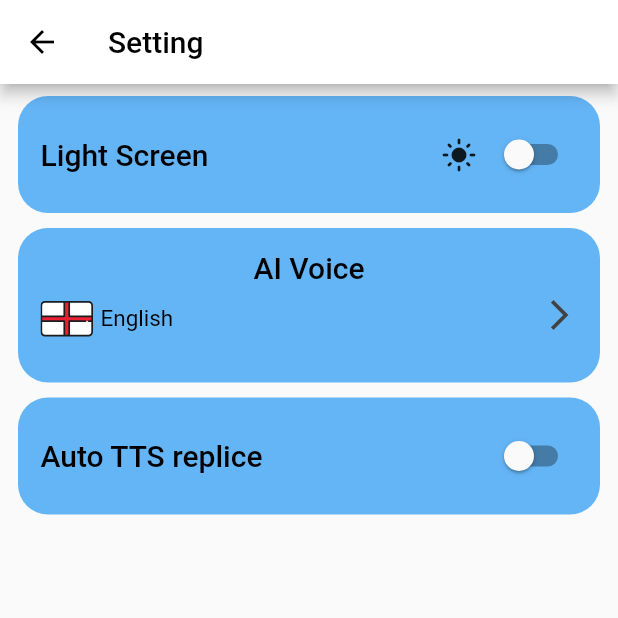
After one commit to 19127437/chatGPT, a Flutter app: the screen it shows after launch, after a tap on the "settings" icon, on a phone screen of 412 x 824 dp, the top half of it. The commit adds this screen. Run offline on Flutter 3.47's test engine with Material 2 defaults, Android fonts, the phone set to English and light mode, and no system bars; our stand-ins replace flutter_riverpod, flutter_svg, flutter_tts; missing offline and left inert: chat_gpt_sdk.

Commit message:
create UI setting and auto speech text in setting

```diff
--- a/lib/providers/ActiveTheme.dart
+++ b/lib/providers/ActiveTheme.dart
@@ -1,16 +1,8 @@
 import 'package:flutter_riverpod/flutter_riverpod.dart';
 
-final activeTheme = StateProvider((ref) => Themes.dark);
+final activeTheme = StateProvider((ref) => Themes.light);
 
 enum Themes {
   dark,
   light
 }
-
-
-final activeSpeech = StateProvider((ref) => Speech.pause);
-
-enum Speech{
-  play,
-  pause
-}
--- /dev/null
+++ b/lib/providers/TextToSpeech.dart
@@ -0,0 +1,4 @@
+
+String setLanguage = "en-US";
+
+bool autoSpeech = false;
--- /dev/null
+++ b/lib/view/Setting.dart
@@ -0,0 +1,226 @@
+import 'dart:convert';
+
+import 'package:chatgpt/providers/ChatProvider.dart';
+import 'package:chatgpt/widgets/ChatItem.dart';
+import 'package:chatgpt/widgets/MyAppBar.dart';
+import 'package:chatgpt/widgets/TextAndVoiceField.dart';
+import 'package:flutter/material.dart';
+import 'package:flutter_riverpod/flutter_riverpod.dart';
+import 'package:chatgpt/widgets/ThemeSwitch.dart';
+import 'package:chatgpt/providers/ActiveTheme.dart';
+import 'package:flutter_svg/svg.dart';
+import 'package:flutter_riverpod/flutter_riverpod.dart';
+import 'package:chatgpt/providers/TextToSpeech.dart';
+
+class Setting extends StatefulWidget {
+  const Setting({super.key});
+
+  @override
+  State<Setting> createState() => _SettingState();
+}
+const textToSpeech = [
+  '{"name": "English","id":"en-US"}','{"name": "Vietnamese","id":"vi-VN"}'
+];
+
+class _SettingState extends State<Setting> {
+
+  bool _isExpanded = false;
+  bool _isEnabled = false;
+  bool check = true;
+
+  @override
+  Widget build(BuildContext context) {
+    return Scaffold(
+        appBar: AppBar(
+          title: Text(
+            'Setting',
+            style: TextStyle(
+              color: Theme.of(context).colorScheme.onPrimary,
+            ),
+          ),
+        ),
+        body: Container(
+          margin: const EdgeInsets.symmetric(vertical: 8, horizontal: 12),
+          child: Column(
+            children: [
+              Container(
+                padding: const EdgeInsets.all(15),
+                constraints: BoxConstraints( maxWidth: MediaQuery.of(context).size.width),
+                decoration: BoxDecoration(
+                  color: Colors.blue.shade300,
+                  borderRadius: BorderRadius.circular(20)
+                ),
+                child:Row(
+                  children: [
+                    Text(
+                      'Light Screen',
+                      style: TextStyle(
+                        color: Colors.black, fontSize: 20, fontWeight: FontWeight.w500
+                      ),
+                    ),
+                    Expanded(
+                        child: Row(
+                          mainAxisAlignment: MainAxisAlignment.end,
+                          children: [
+                            Consumer(
+                                builder: (context, ref , child) => Icon(ref.watch(activeTheme) == Themes.dark ? Icons.dark_mode : Icons.light_mode)
+                            ),
+                            SizedBox(width: 8,),
+                            ThemeSwitch(),
+                          ],
+                        )
+                    ),
+                  ],
+                )
+              ),
+              SizedBox(height: 10,),
+              Container(
+                  padding: const EdgeInsets.all(15),
+                  constraints: BoxConstraints( maxWidth: MediaQuery.of(context).size.width),
+                  decoration: BoxDecoration(
+                      color: Colors.blue.shade300,
+                      borderRadius: BorderRadius.circular(20)
+                  ),
+                  child:Column(
+                    children: [
+                      const Text(
+                        'AI Voice',
+                        style: TextStyle(
+                            color: Colors.black, fontSize: 20, fontWeight: FontWeight.w500,
+                        ),
+                      ),
+                      Row(
+                        children: [
+                          Column(
+                            children: [
+                              SizedBox(height: 5,),
+                              Row(
+                                children: [
+                                  SvgPicture.asset(
+                                    setLanguage.toString() == "en-US"  ? "assets/icons/england.svg"
+                                        : "assets/icons/vietnam.svg",
+                                    width: 35,
+                                    height: 35,
+                                  ),
+                                  SizedBox(width: 5,),
+                                  Text(
+                                    setLanguage.toString() == "en-US" ?  'English' : 'Vietnamese',
+                                    style: const TextStyle(
+                                      color: Colors.black, fontSize: 15,
+                                    ),
+                                  ),
+                                ],
+                              ),
+                            ],
+                          ),
+                          Expanded(
+                            child: Row(
+                              mainAxisAlignment: MainAxisAlignment.end,
+                              children: [
+                                InkWell(
+                                    onTap: () {
+                                      setState(() {
+                                        _isExpanded = !_isExpanded;
+                                      });
+                                    },
+                                    child: Icon( Icons.arrow_forward_ios, color:Colors.grey.shade800,)
+                                ),
+                              ],
+                            )
+                          ),
+
+                          // SizedBox(width: MediaQuery.of(context).size.width * 0.6 ,),
+
+                        ],
+                      ),
+                      SizedBox(height: 10,),
+                      if (_isExpanded)
+                        Wrap(
+                            spacing: 6,
+                            runSpacing: 8,
+                            children: List<Widget>.generate(
+                              textToSpeech.length,
+                                  (index) =>Column(
+                                    children: [
+                                      SizedBox(height: 10,),
+                                      InkWell(
+                                          onTap: () {
+                                            setLanguage = jsonDecode(textToSpeech[index].toString())["id"];
+                                            setState(() {
+                                              _isExpanded = !_isExpanded;
+                                            });
+                                          },
+                                          child: Row(
+                                            children: [
+                                              SvgPicture.asset(
+                                                jsonDecode(textToSpeech[index].toString())["name"] == "English" ? "assets/icons/england.svg"
+                                                : "assets/icons/vietnam.svg",
+                                                width: 35,
+                                                height: 35,
+                                              ),
+                                              SizedBox(width: 10,),
+                                              Text( jsonDecode(textToSpeech[index].toString())["name"] ,  style: TextStyle(fontSize: 16,
+                                              ),),
+                                            ],
+                                          )
+                                      ),
+                                      SizedBox(height: 10,),
+                                      Container(
+                                        height: 1,
+                                        decoration: const BoxDecoration(
+                                          border: Border(
+                                            bottom: BorderSide(
+                                              color: Colors.black,
+                                              width: 1,
+                                            ),
+                                          ),
+                                        ),
+                                      )
+                                    ],
+                                  ),
+                            )
+                        ),
+                    ],
+                  ),
+              ),
+              SizedBox(height: 10,),
+              Container(
+                  padding: const EdgeInsets.all(15),
+                  constraints: BoxConstraints( maxWidth: MediaQuery.of(context).size.width),
+                  decoration: BoxDecoration(
+                      color: Colors.blue.shade300,
+                      borderRadius: BorderRadius.circular(20)
+                  ),
+                  child:Row(
+                    children: [
+                      const Text(
+                        'Auto TTS replice',
+                        style: TextStyle(
+                            color: Colors.black, fontSize: 20, fontWeight: FontWeight.w500
+                        ),
+                      ),
+                      Expanded(
+                          child: Row(
+                            mainAxisAlignment: MainAxisAlignment.end,
+                            children:  [
+                              Switch.adaptive(
+                                value: autoSpeech,
+                                onChanged: (value) {
+                                  setState(() {
+                                    autoSpeech = !autoSpeech;
+                                    print(autoSpeech);
+                                  });
+                                },
+                              ),
+                            ],
+                          )
+                      ),
+                    ],
+                  )
+              ),
+            ],
+          ),
+        )
+    );
+  }
+}
--- a/lib/widgets/ChatItem.dart
+++ b/lib/widgets/ChatItem.dart
@@ -4,6 +4,8 @@ import 'package:flutter_svg/svg.dart';
 import 'package:flutter_riverpod/flutter_riverpod.dart';
 import 'package:chatgpt/providers/ActiveTheme.dart';
 import 'package:flutter_tts/flutter_tts.dart';
+
+import '../providers/TextToSpeech.dart';
 
 class ChatItem extends StatefulWidget {
   final String text;
@@ -33,18 +35,14 @@ class _ChatItemState extends State<ChatItem> {
   @override
   void initState() {
     super.initState();
-    flutterTts.setLanguage("en-US");
     flutterTts.setSpeechRate(pitch);
     flutterTts.setVolume(volume);
+    if(!widget.isMe && autoSpeech) {
+      _speak(widget.text);
+    }
   }
-  void setInputMode(){
-    setState(() {
-      speech = !speech;
-    });
-  }
-
   Future<void> _speak(String text) async {
-    await flutterTts.setLanguage("en-US");
+    await flutterTts.setLanguage(setLanguage);
     setState(() {
       speech = !speech;
     });
@@ -54,6 +52,12 @@ class _ChatItemState extends State<ChatItem> {
       speech = !speech;
     });
   }
+  void setInputMode(){
+    setState(() {
+      speech = !speech;
+    });
+  }
+
 
   Future<void> _stop() async {
     setState(() {
@@ -70,7 +74,7 @@ class _ChatItemState extends State<ChatItem> {
   Widget build(BuildContext context) {
 
     return Container(
-      margin: EdgeInsets.symmetric(vertical: 8, horizontal: 12),
+      margin: const EdgeInsets.symmetric(vertical: 8, horizontal: 12),
       child: Row(
         mainAxisAlignment: widget.isMe ? MainAxisAlignment.end : MainAxisAlignment.start,
         children: [
@@ -80,7 +84,7 @@ class _ChatItemState extends State<ChatItem> {
             padding: const EdgeInsets.all(15),
             constraints: BoxConstraints( maxWidth: MediaQuery.of(context).size.width * 0.6),
             decoration: BoxDecoration(
-              color: widget.isMe? Theme.of(context).colorScheme.secondary : Colors.grey.shade800,
+              color: widget.isMe? Colors.lightBlue : Colors.grey.shade800,
               borderRadius: BorderRadius.only(
                 topLeft: const Radius.circular(15),
                 topRight: const Radius.circular(15),
@@ -102,11 +106,11 @@ class _ChatItemState extends State<ChatItem> {
               },
               style: ElevatedButton.styleFrom(
                 shape: CircleBorder(
-                  side: BorderSide(width: 2, color: Colors.red),
+                  side: BorderSide(width: 2, color: Colors.grey.shade800),
                 ),
                 padding: EdgeInsets.all(10.0),
               ),
-              child: speech? Icon( Icons.pause_circle, color: Colors.red,) :Icon( Icons.play_circle, color: Colors.red,)
+              child: speech? Icon( Icons.pause_circle, color: Colors.grey.shade800,) :Icon( Icons.play_circle, color:Colors.grey.shade800,)
           ),
           if(widget.isMe) SizedBox(width: 5),
           if(widget.isMe) IconChat(isMe: widget.isMe),
@@ -131,7 +135,7 @@ class IconChat extends StatelessWidget {
       width: 40,
       height: 40,
       decoration: BoxDecoration(
-        color: isMe? Theme.of(context).colorScheme.secondary : Colors.grey.shade800,
+        color: isMe? Colors.lightBlue : Colors.grey.shade800,
         borderRadius: BorderRadius.only(
           topLeft: const Radius.circular(10),
           topRight: const Radius.circular(10),
@@ -140,12 +144,19 @@ class IconChat extends StatelessWidget {
         )
       ),
       // child: Icon(isMe? Icons.person: Icons.computer, color: Theme.of(context).colorScheme.onSecondary,),
-      child: isMe?  Icon( Icons.person, color: Theme.of(context).colorScheme.onSecondary,)  : SvgPicture.asset(
-        'assets/images/my_icon.svg',
-        width: 24,
-        height: 24,
-          color: Theme.of(context).colorScheme.onSecondary
-      )
+      child: isMe?  Icon( Icons.person, color: Theme.of(context).colorScheme.onSecondary,)  :
+      // Icon( Icons.computer, color: Theme.of(context).colorScheme.onSecondary,)
+      SvgPicture.asset(
+        "assets/icons/chatgpt.svg",
+        width: 35,
+        height: 35,
+      ),
+
+      // SvgPicture.asset(
+      //   'assets/images/chatgpt-icon.svg',
+      //   width: 24,
+      //   height: 24,
+      // )
     );
   }
 }
--- a/lib/widgets/MyAppBar.dart
+++ b/lib/widgets/MyAppBar.dart
@@ -1,7 +1,7 @@
 import 'package:chatgpt/providers/ActiveTheme.dart';
+import 'package:chatgpt/view/Setting.dart';
 import 'package:chatgpt/widgets/ThemeSwitch.dart';
 import 'package:flutter/material.dart';
-import 'package:flutter_riverpod/flutter_riverpod.dart';
 import 'package:flutter_riverpod/flutter_riverpod.dart';
 
 class MyAppBar extends StatelessWidget implements PreferredSizeWidget {
@@ -18,11 +18,16 @@ class MyAppBar extends StatelessWidget implements PreferredSizeWidget {
       ),
       actions: [
         Row(children: [
-          Consumer(
-              builder: (context, ref , child) => Icon(ref.watch(activeTheme) == Themes.dark ? Icons.dark_mode : Icons.light_mode)
+          IconButton(
+            icon: Icon( Icons.settings,   color: Theme.of(context).colorScheme.onPrimary,),
+            onPressed: () {
+              Navigator.push(
+                context,
+                MaterialPageRoute(builder: (context) => Setting()),
+              );
+            },
           ),
-          SizedBox(width: 8,),
-          ThemeSwitch(),
+          SizedBox(width: 4,),
         ],)
       ],
     );
--- a/lib/widgets/TextAndVoiceField.dart
+++ b/lib/widgets/TextAndVoiceField.dart
@@ -27,14 +27,14 @@ class _TextAndVoiceFieldState extends ConsumerState<TextAndVoiceField> {
   Widget build(BuildContext context) {
     return Column(
       children: [
-        reply == false ? Text('')  : Text('Watting'),
+        reply == false ? const Text('')  : Text('Watting...', style: TextStyle(fontSize: 17),),
         Row(
           children: [
             // _inputMode == InputMode.voice ? ToggleButton(inputMode: _inputMode,): SizedBox(),
             Expanded(child: TextField(
               controller: _messageController,
               onChanged: (value){
-                value.isNotEmpty ? setInputMode(InputMode.text) : setInputMode(InputMode.voice);
+                value.isEmpty || value == "" ? setInputMode(InputMode.voice) : setInputMode(InputMode.text);
               },
               cursorColor: Theme.of(context).colorScheme.onPrimary,
               decoration: InputDecoration(
--- a/pubspec.yaml
+++ b/pubspec.yaml
@@ -64,7 +64,9 @@ flutter:
   # the material Icons class.
   uses-material-design: true
   assets:
-    - assets/icons/chatgpt-icon.svg
+    - assets/icons/chatgpt.svg
+    - assets/icons/england.svg
+    - assets/icons/vietnam.svg
 
   # To add assets to your application, add an assets section, like this:
   # assets:
```
Also changed, not shown: assets/icons/chatgpt.svg (added), assets/icons/england.svg (added), assets/icons/vietnam.svg (added).
